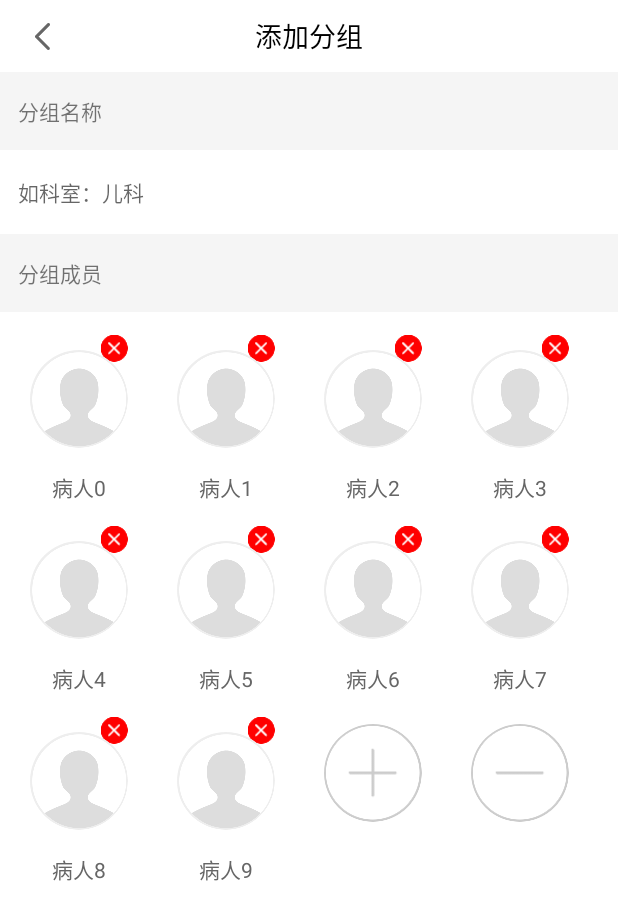
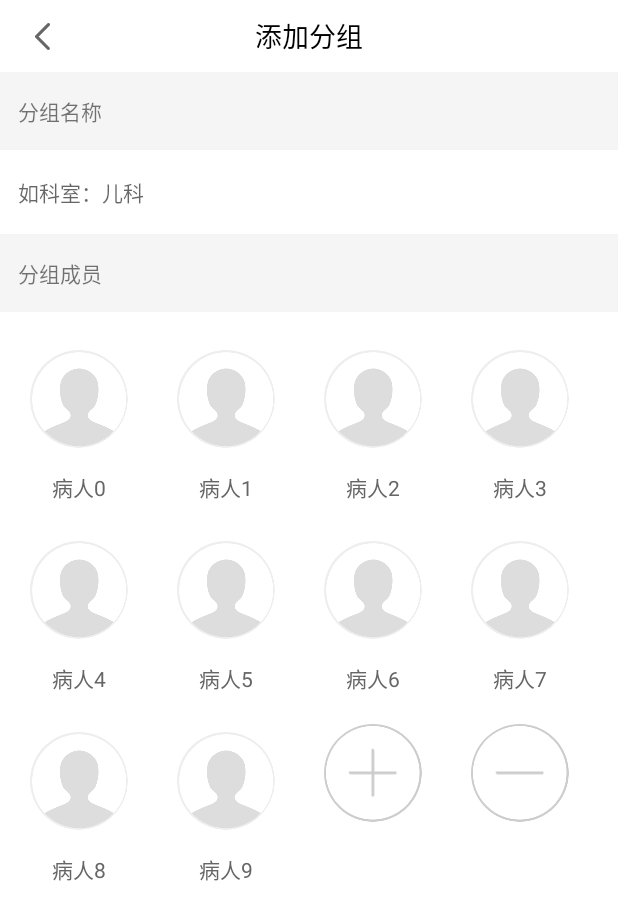
Before and after one commit to marmot1212/RuiEr, an Android app: the AddGroupActivity screen opened directly, with no data from a screen before it, after a tap on an icon or button, on a phone screen of 412 x 824 dp. Shown: the top 920 px of the screen. Run offline under Robolectric (Android 15) with nearby library versions, the phone set to English and light mode, and no system bars; our stand-ins replace ButterKnife, CircleImageView; libraries missing offline, so code that uses them is left out: com.gyf.barlibrary; 2 statements that could not run were skipped.

Commit message:
新增分组页面的删除成员逻辑

```diff
--- a/app/src/main/java/com/example/fox28/ruier/patient/adapter/AddPatientAdapter.java
+++ b/app/src/main/java/com/example/fox28/ruier/patient/adapter/AddPatientAdapter.java
@@ -33,6 +33,8 @@ public class AddPatientAdapter extends RecyclerView.Adapter {
 
     public AddPatientAdapter(Context context, List<PGroupMemberEntity> list) {
         mContext = context;
+        list.add(new PGroupMemberEntity());
+        list.add(new PGroupMemberEntity());
         mList = list;
     }
 
@@ -41,6 +43,8 @@ public class AddPatientAdapter extends RecyclerView.Adapter {
      * @param list
      */
     public void setList(List<PGroupMemberEntity> list) {
+        list.add(new PGroupMemberEntity());
+        list.add(new PGroupMemberEntity());
         mList = list;
         notifyDataSetChanged();
     }
@@ -51,6 +55,8 @@ public class AddPatientAdapter extends RecyclerView.Adapter {
     public static final int TYPE_DELETE = 911;
     public static final int TYPE_ADD = 910;
     public static final int TYPE_ITEM = 909;
+
+    private boolean mIsDelete;  // true，代表单击"-"按钮、进入可删除状态
 
 
 
@@ -85,6 +91,8 @@ public class AddPatientAdapter extends RecyclerView.Adapter {
                 public void onClick(View view) {
                     // todo 监听事件
                     Toast.makeText(mContext, "单击删除患者按钮", Toast.LENGTH_SHORT).show();
+                    mIsDelete = true;
+                    notifyDataSetChanged();     // 全局刷新数据
                 }
             });
             return;
@@ -96,7 +104,7 @@ public class AddPatientAdapter extends RecyclerView.Adapter {
                 @Override
                 public void onClick(View view) {
                     // todo 监听事件
-                    Toast.makeText(mContext, "单击增加患者按钮", Toast.LENGTH_SHORT).show();
+                    Toast.makeText(mContext, "单击增加患者按钮——跳转新页面", Toast.LENGTH_SHORT).show();
                 }
             });
             return;
@@ -104,14 +112,14 @@ public class AddPatientAdapter extends RecyclerView.Adapter {
         // 其他列表项
         if (getItemViewType(position) == TYPE_ITEM) {
             ItemHolder holder = (ItemHolder) parentHolder;
-            holder.refreshUI(mList.get(position));
+            holder.refreshUI(mList, position);
         }
 
     }
 
     @Override
     public int getItemCount() {
-        return mList==null? 2 : mList.size()+2;
+        return mList==null? 0 : mList.size();
     }
 
     /**
@@ -121,9 +129,9 @@ public class AddPatientAdapter extends RecyclerView.Adapter {
      */
     @Override
     public int getItemViewType(int position) {
-        if (position == mList.size() + 1) {
+        if (position == mList.size() - 1) {
             return TYPE_DELETE;
-        } else if (position == mList.size()) {
+        } else if (position == mList.size()-2 ) {
             return TYPE_ADD;
         } else {
             return TYPE_ITEM;
@@ -167,11 +175,21 @@ public class AddPatientAdapter extends RecyclerView.Adapter {
         }
 
         // 刷新UI
-       public void refreshUI(PGroupMemberEntity entity) {
-            if(entity==null) return;
-            mTvName.setText(entity.getName());
+       public void refreshUI(final List<PGroupMemberEntity> list, final int position) {
+            if(list.get(position)==null) return;
+            mTvName.setText(list.get(position).getName());
+            mIvDelete.setVisibility(mIsDelete ? View.VISIBLE : View.GONE);
+            mIvDelete.setOnClickListener(new View.OnClickListener() {
+                @Override
+                public void onClick(View view) {
+                    // 更新数据
+                    list.remove(position);
+                    // 局部刷新
+                    notifyItemRemoved(position);
+                }
+            });
            Glide.with(mContext)
-                   .load(entity.getUrl())
+                   .load(list.get(position).getUrl())
                    .centerCrop()
                    .dontAnimate()//防止设置placeholder导致第一次不显示网络图片,只显示默认图片的问题
                    .error(R.mipmap.patient_member_head)
--- a/app/src/main/res/values/styles.xml
+++ b/app/src/main/res/values/styles.xml
@@ -33,9 +33,15 @@
         <item name="android:textSize">14sp</item>
         <item name="android:textColor">#999</item>
     </style>
-    <!--字体style 14sp #999-->
+    <!--字体style 14sp #666-->
     <style name="style_14_666">
         <item name="android:textSize">14sp</item>
         <item name="android:textColor">#666</item>
     </style>
+    <!--字体style 16sp #fff-->
+    <style name="style_16_fff">
+        <item name="android:textSize">14sp</item>
+        <item name="android:textColor">#fff</item>
+    </style>
+
 </resources>
```
